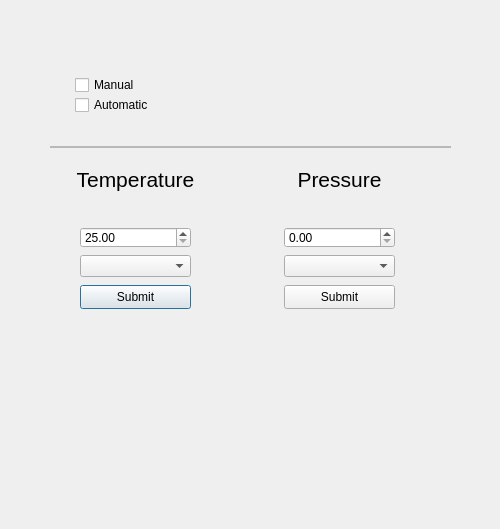
Old version of the form TestDemo/DemoUI_Basic.ui in the repository oliveoil222/ThermoGen.
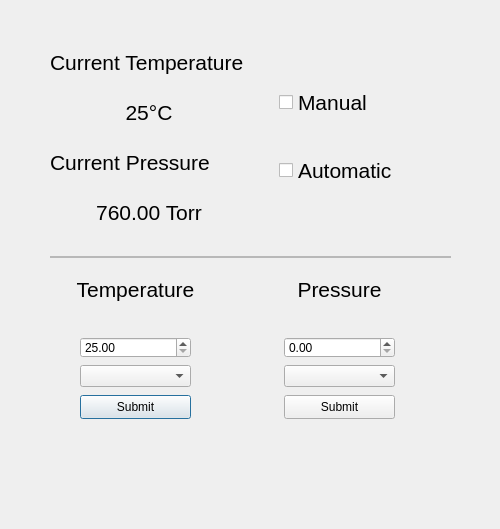
New version of the form.

What changed in the file:
```diff
--- a/TestDemo/DemoUI_Basic.ui
+++ b/TestDemo/DemoUI_Basic.ui
@@ -32,12 +32,92 @@
     <item>
      <layout class="QHBoxLayout" name="TopHalfLayout">
       <property name="topMargin">
-       <number>25</number>
+       <number>0</number>
       </property>
       <property name="bottomMargin">
        <number>25</number>
       </property>
       <item>
+       <layout class="QHBoxLayout" name="horizontalLayout">
+        <item>
+         <layout class="QVBoxLayout" name="CurrentPressureTempValues">
+          <property name="spacing">
+           <number>25</number>
+          </property>
+          <property name="leftMargin">
+           <number>0</number>
+          </property>
+          <item>
+           <layout class="QVBoxLayout" name="TempVert">
+            <property name="leftMargin">
+             <number>0</number>
+            </property>
+            <item>
+             <widget class="QLabel" name="label">
+              <property name="font">
+               <font>
+                <pointsize>16</pointsize>
+               </font>
+              </property>
+              <property name="text">
+               <string>Current Temperature</string>
+              </property>
+             </widget>
+            </item>
+            <item>
+             <widget class="QLabel" name="label_2">
+              <property name="font">
+               <font>
+                <pointsize>16</pointsize>
+               </font>
+              </property>
+              <property name="text">
+               <string>25°C</string>
+              </property>
+              <property name="alignment">
+               <set>Qt::AlignmentFlag::AlignCenter</set>
+              </property>
+             </widget>
+            </item>
+           </layout>
+          </item>
+          <item>
+           <layout class="QVBoxLayout" name="PressureVert">
+            <property name="leftMargin">
+             <number>0</number>
+            </property>
+            <item>
+             <widget class="QLabel" name="label_4">
+              <property name="font">
+               <font>
+                <pointsize>16</pointsize>
+               </font>
+              </property>
+              <property name="text">
+               <string>Current Pressure</string>
+              </property>
+             </widget>
+            </item>
+            <item>
+             <widget class="QLabel" name="label_3">
+              <property name="font">
+               <font>
+                <pointsize>16</pointsize>
+               </font>
+              </property>
+              <property name="text">
+               <string>760.00 Torr</string>
+              </property>
+              <property name="alignment">
+               <set>Qt::AlignmentFlag::AlignCenter</set>
+              </property>
+             </widget>
+            </item>
+           </layout>
+          </item>
+         </layout>
+        </item>
+        <item>
        <layout class="QVBoxLayout" name="AutoManualToggleVertLayout">
         <property name="spacing">
          <number>0</number>
@@ -47,6 +127,11 @@
         </property>
         <item>
          <widget class="QCheckBox" name="autoToggleBox">
+            <property name="font">
+             <font>
+              <pointsize>16</pointsize>
+             </font>
+            </property>
           <property name="text">
            <string>Manual</string>
           </property>
@@ -54,10 +139,17 @@
         </item>
         <item>
          <widget class="QCheckBox" name="manualToggleBox">
+            <property name="font">
+             <font>
+              <pointsize>16</pointsize>
+             </font>
+            </property>
           <property name="text">
            <string>Automatic</string>
           </property>
          </widget>
+          </item>
+         </layout>
         </item>
        </layout>
       </item>
```
Lines whose indentation alone changed are shown as unchanged.
